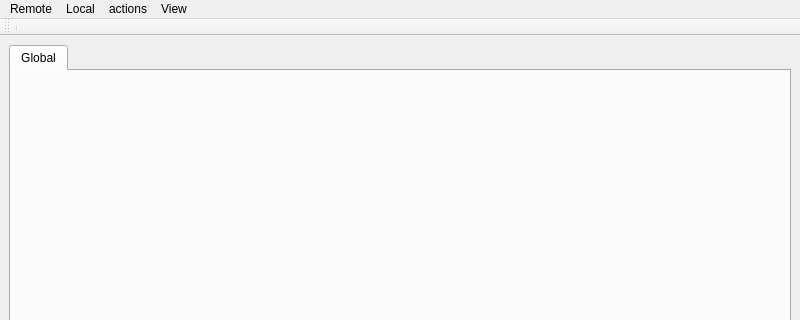
This is xrstools/mainwindow.ui in gravk001/XRStools as Qt 5 draws it before an edit; both pictures show x 0 to 800 and y 0 to 320 of the 800 by 600 pixel window. The edited form follows.
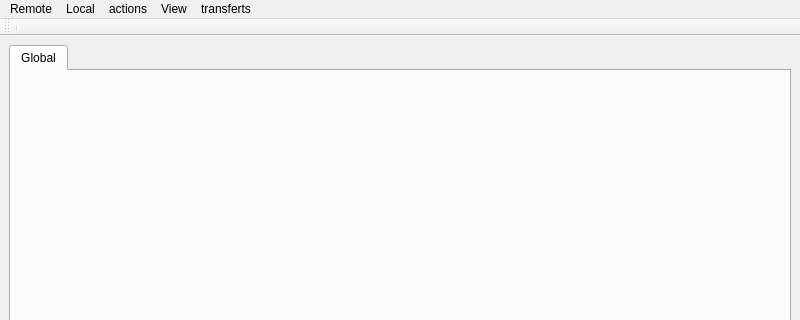
This is the edited form.

Diff of the .ui file:
```diff
--- a/xrstools/mainwindow.ui
+++ b/xrstools/mainwindow.ui
@@ -39,7 +39,7 @@
      <x>0</x>
      <y>0</y>
      <width>800</width>
-     <height>25</height>
+     <height>24</height>
     </rect>
    </property>
    <widget class="QMenu" name="menuRemote">
@@ -69,10 +69,20 @@
     <addaction name="actionShowDatas"/>
     <addaction name="actionShowMasks"/>
    </widget>
+   <widget class="QMenu" name="menuTransferts">
+    <property name="title">
+     <string>transferts</string>
+    </property>
+    <addaction name="actionPush_mask_remotely"/>
+    <addaction name="actionLoad_mask_from_file"/>
+    <addaction name="actionRemote_load"/>
+    <addaction name="actionWrite_mask_on_file"/>
+   </widget>
    <addaction name="menuRemote"/>
    <addaction name="menuLocal"/>
    <addaction name="menuActions"/>
    <addaction name="menuView"/>
+   <addaction name="menuTransferts"/>
   </widget>
   <widget class="QStatusBar" name="statusbar"/>
   <widget class="QToolBar" name="toolBar">
```
Left out of the diff: 30 changed lines with no effect on the pictures.
